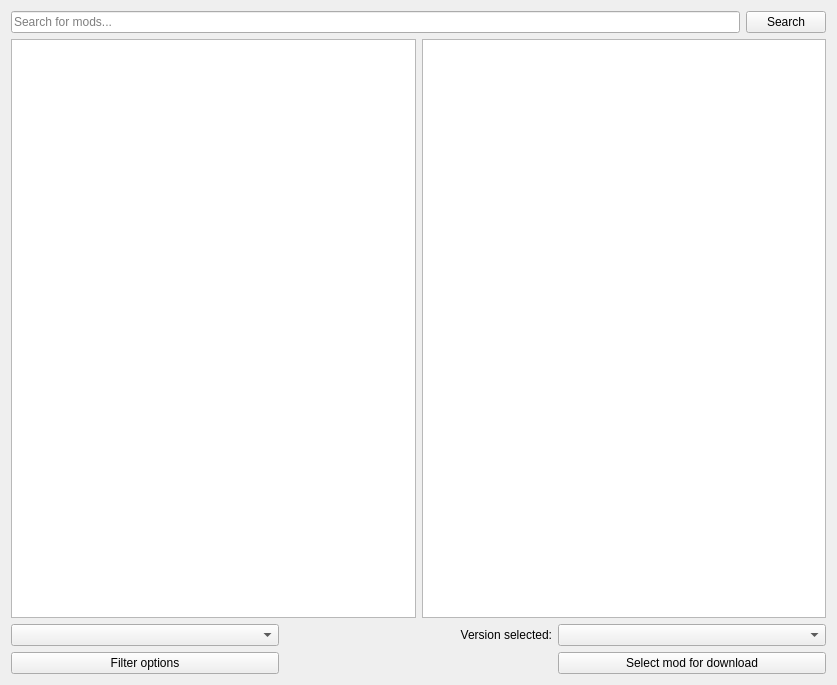
Before: the Qt Designer form launcher/ui/pages/modplatform/ModPage.ui in FreesmTeam/FreesmLauncher, drawn with Qt 5.
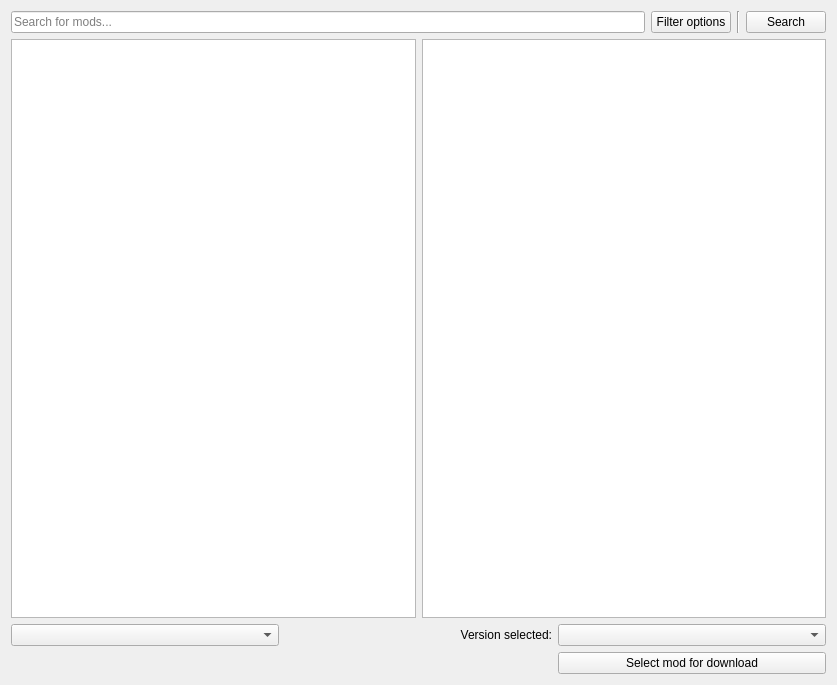
After: the same form once the commit is applied.

The edit to the form file:
```diff
--- a/launcher/ui/pages/modplatform/ModPage.ui
+++ b/launcher/ui/pages/modplatform/ModPage.ui
@@ -11,7 +11,7 @@
    </rect>
   </property>
   <layout class="QGridLayout" name="gridLayout">
-   <item row="1" column="0" colspan="2">
+   <item row="1" column="0" colspan="4">
     <layout class="QGridLayout" name="gridLayout_3">
      <item row="1" column="2">
       <widget class="QTextBrowser" name="packDescription">
@@ -41,7 +41,7 @@
      </item>
     </layout>
    </item>
-   <item row="0" column="1">
+   <item row="0" column="3">
     <widget class="QPushButton" name="searchButton">
      <property name="text">
       <string>Search</string>
@@ -55,7 +55,7 @@
      </property>
     </widget>
    </item>
-   <item row="2" column="0" colspan="2">
+   <item row="2" column="0" colspan="4">
     <layout class="QGridLayout" name="gridLayout_4" columnstretch="0,0,0">
      <item row="0" column="2">
       <widget class="QComboBox" name="versionSelectionBox"/>
@@ -80,14 +80,21 @@
        </property>
       </widget>
      </item>
-     <item row="1" column="0">
+    </layout>
+   </item>
+   <item row="0" column="1">
       <widget class="QPushButton" name="modFilterButton">
        <property name="text">
         <string>Filter options</string>
        </property>
       </widget>
      </item>
-    </layout>
+   <item row="0" column="2">
+    <widget class="Line" name="line">
+     <property name="orientation">
+      <enum>Qt::Vertical</enum>
+     </property>
+    </widget>
    </item>
   </layout>
  </widget>
```
Lines whose indentation alone changed are shown as unchanged.
